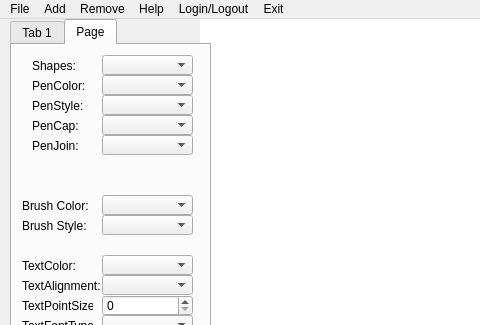
Qt form 2DGraphicsModeler/mainwindow.ui (hoonman/qties) before a commit; both pictures show x 0 to 480 and y 0 to 325 of the 1283 by 574 pixel window.
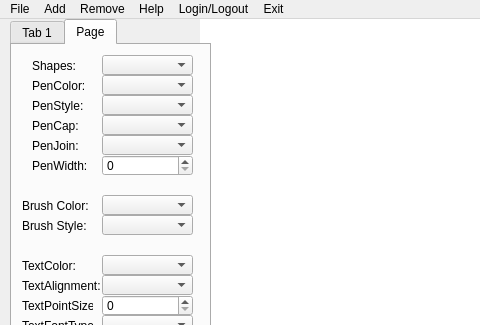
The same form after that commit. The open tabs and pages were chosen to show the change. Custom widgets are drawn as their Qt base class.

Commit message: penwidth button

What changed in the file:
```diff
--- a/2DGraphicsModeler/mainwindow.ui
+++ b/2DGraphicsModeler/mainwindow.ui
@@ -514,6 +514,29 @@
        <string>Text Style:</string>
       </property>
      </widget>
+     <widget class="QSpinBox" name="spinBox_2">
+      <property name="geometry">
+       <rect>
+        <x>90</x>
+        <y>110</y>
+        <width>91</width>
+        <height>21</height>
+       </rect>
+      </property>
+     </widget>
+     <widget class="QLabel" name="label_19">
+      <property name="geometry">
+       <rect>
+        <x>20</x>
+        <y>110</y>
+        <width>71</width>
+        <height>21</height>
+       </rect>
+      </property>
+      <property name="text">
+       <string>PenWidth:</string>
+      </property>
+     </widget>
     </widget>
    </widget>
   </widget>
```
Left out of the diff: 2 changed lines with no effect on the pictures. The commit also changes 2 other files.
